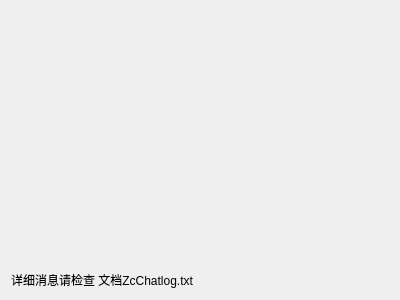
Old version of the form dialog/messagewindow.ui in the repository Zao-chen/ZcChat.
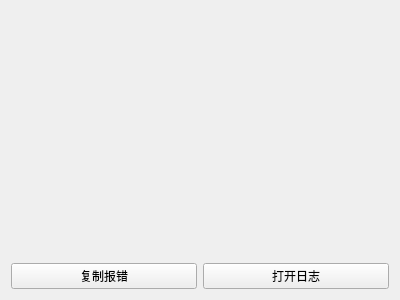
New version of the form.

```diff
--- a/dialog/messagewindow.ui
+++ b/dialog/messagewindow.ui
@@ -13,7 +13,7 @@
   <property name="windowTitle">
    <string>Form</string>
   </property>
-  <layout class="QVBoxLayout" name="verticalLayout">
+  <layout class="QVBoxLayout" name="verticalLayout" stretch="1,0">
    <item>
     <widget class="QLabel" name="label">
      <property name="font">
@@ -33,14 +33,22 @@
     </widget>
    </item>
    <item>
-    <widget class="QLabel" name="label_2">
+    <layout class="QHBoxLayout" name="horizontalLayout">
+     <item>
+      <widget class="QPushButton" name="pushButton_copy">
      <property name="text">
-      <string>详细消息请检查 文档ZcChatlog.txt</string>
-     </property>
-     <property name="alignment">
-      <set>Qt::AlignmentFlag::AlignBottom|Qt::AlignmentFlag::AlignLeading|Qt::AlignmentFlag::AlignLeft</set>
-     </property>
-    </widget>
+        <string>复制报错</string>
+       </property>
+      </widget>
+     </item>
+     <item>
+      <widget class="QPushButton" name="pushButton_open">
+       <property name="text">
+        <string>打开日志</string>
+       </property>
+      </widget>
+     </item>
+    </layout>
    </item>
   </layout>
  </widget>
```
Left out of the diff: 2 changed lines with no effect on the pictures. Lines whose indentation alone changed are shown as unchanged.
